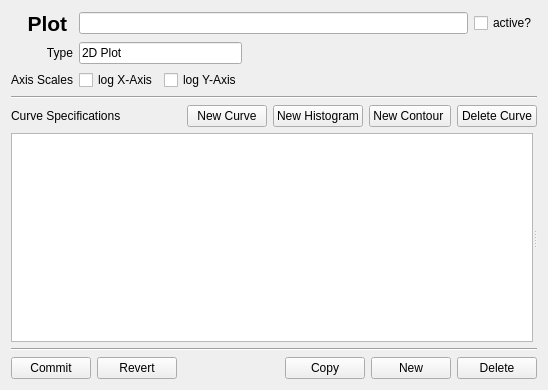
First picture: the form in copasi/plotUI/CQPlotSubwidget.ui, repository copasi/COPASI, before the edit.
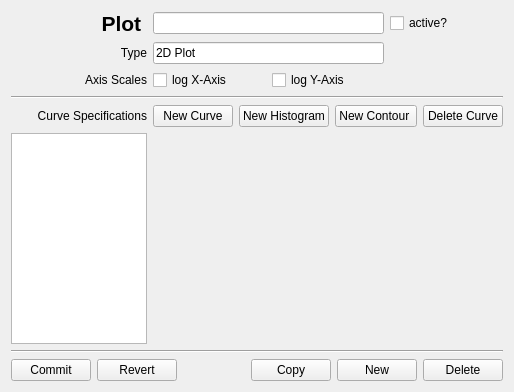
Second picture: the form after the edit. Custom widgets are drawn as their Qt base class.

Commit message: Widget Layout Improvements

What changed in the file:
```diff
--- a/copasi/plotUI/CQPlotSubwidget.ui
+++ b/copasi/plotUI/CQPlotSubwidget.ui
@@ -12,26 +12,46 @@
    <rect>
     <x>0</x>
     <y>0</y>
-    <width>548</width>
-    <height>390</height>
+    <width>514</width>
+    <height>392</height>
    </rect>
   </property>
   <property name="windowTitle">
    <string>Form</string>
   </property>
   <layout class="QGridLayout" name="gridLayout">
-   <item row="2" column="2">
-    <spacer name="horizontalSpacer">
-     <property name="orientation">
-      <enum>Qt::Horizontal</enum>
+   <item row="0" column="0">
+    <widget class="QLabel" name="labelTitle">
+     <property name="text">
+      <string>&lt;html&gt;&lt;head/&gt;&lt;body&gt;&lt;p&gt;&lt;span style=&quot; font-size:16pt; font-weight:600;&quot;&gt;Plot &lt;/span&gt;&lt;/p&gt;&lt;/body&gt;&lt;/html&gt;</string>
      </property>
-     <property name="sizeHint" stdset="0">
-      <size>
-       <width>127</width>
-       <height>20</height>
-      </size>
+     <property name="alignment">
+      <set>Qt::AlignRight|Qt::AlignTrailing|Qt::AlignVCenter</set>
      </property>
-    </spacer>
+    </widget>
+   </item>
+   <item row="0" column="1" colspan="2">
+    <widget class="QLineEdit" name="titleLineEdit">
+     <property name="sizePolicy">
+      <sizepolicy hsizetype="MinimumExpanding" vsizetype="Fixed">
+       <horstretch>0</horstretch>
+       <verstretch>0</verstretch>
+      </sizepolicy>
+     </property>
+    </widget>
+   </item>
+   <item row="0" column="3">
+    <widget class="QCheckBox" name="activeCheckBox">
+     <property name="sizePolicy">
+      <sizepolicy hsizetype="Preferred" vsizetype="Fixed">
+       <horstretch>0</horstretch>
+       <verstretch>0</verstretch>
+      </sizepolicy>
+     </property>
+     <property name="text">
+      <string>active?</string>
+     </property>
+    </widget>
    </item>
    <item row="1" column="0">
     <widget class="QLabel" name="labelType">
@@ -43,38 +63,10 @@
      </property>
     </widget>
    </item>
-   <item row="2" column="1">
-    <layout class="QHBoxLayout" name="horizontalLayout">
-     <item>
-      <widget class="QCheckBox" name="checkLogX">
-       <property name="text">
-        <string>log X-Axis</string>
-       </property>
-      </widget>
-     </item>
-     <item>
-      <widget class="QCheckBox" name="checkLogY">
-       <property name="text">
-        <string>log Y-Axis</string>
-       </property>
-      </widget>
-     </item>
-    </layout>
-   </item>
-   <item row="2" column="0">
-    <widget class="QLabel" name="labelScale">
-     <property name="text">
-      <string>Axis Scales</string>
-     </property>
-     <property name="alignment">
-      <set>Qt::AlignRight|Qt::AlignTrailing|Qt::AlignVCenter</set>
-     </property>
-    </widget>
-   </item>
-   <item row="1" column="1">
+   <item row="1" column="1" colspan="2">
     <widget class="QLineEdit" name="typeLineEdit">
      <property name="sizePolicy">
-      <sizepolicy hsizetype="Ignored" vsizetype="Fixed">
+      <sizepolicy hsizetype="Preferred" vsizetype="Fixed">
        <horstretch>0</horstretch>
        <verstretch>0</verstretch>
       </sizepolicy>
@@ -87,72 +79,71 @@
      </property>
     </widget>
    </item>
-   <item row="0" column="0">
-    <widget class="QLabel" name="labelTitle">
+   <item row="2" column="0">
+    <widget class="QLabel" name="labelScale">
      <property name="text">
-      <string>&lt;html&gt;&lt;head/&gt;&lt;body&gt;&lt;p&gt;&lt;span style=&quot; font-size:16pt; font-weight:600;&quot;&gt;Plot &lt;/span&gt;&lt;/p&gt;&lt;/body&gt;&lt;/html&gt;</string>
+      <string>Axis Scales</string>
      </property>
      <property name="alignment">
       <set>Qt::AlignRight|Qt::AlignTrailing|Qt::AlignVCenter</set>
      </property>
     </widget>
    </item>
-   <item row="0" column="1" colspan="2">
-    <layout class="QHBoxLayout" name="layoutTitle">
-     <item>
-      <widget class="QLineEdit" name="titleLineEdit"/>
-     </item>
-     <item>
-      <widget class="QCheckBox" name="activeCheckBox">
-       <property name="text">
-        <string>active?</string>
-       </property>
-      </widget>
-     </item>
-    </layout>
+   <item row="2" column="1">
+    <widget class="QCheckBox" name="checkLogX">
+     <property name="sizePolicy">
+      <sizepolicy hsizetype="Preferred" vsizetype="Fixed">
+       <horstretch>0</horstretch>
+       <verstretch>0</verstretch>
+      </sizepolicy>
+     </property>
+     <property name="text">
+      <string>log X-Axis</string>
+     </property>
+    </widget>
    </item>
-   <item row="3" column="0" colspan="3">
+   <item row="2" column="2">
+    <widget class="QCheckBox" name="checkLogY">
+     <property name="sizePolicy">
+      <sizepolicy hsizetype="Preferred" vsizetype="Fixed">
+       <horstretch>0</horstretch>
+       <verstretch>0</verstretch>
+      </sizepolicy>
+     </property>
+     <property name="text">
+      <string>log Y-Axis</string>
+     </property>
+    </widget>
+   </item>
+   <item row="3" column="0" colspan="4">
     <widget class="Line" name="line1">
      <property name="orientation">
       <enum>Qt::Horizontal</enum>
      </property>
     </widget>
    </item>
-   <item row="4" column="0" colspan="3">
-    <layout class="QHBoxLayout" name="layoutCurves">
-     <property name="sizeConstraint">
-      <enum>QLayout::SetMinimumSize</enum>
+   <item row="4" column="0">
+    <widget class="QLabel" name="labelCurves">
+     <property name="sizePolicy">
+      <sizepolicy hsizetype="Preferred" vsizetype="Fixed">
+       <horstretch>0</horstretch>
+       <verstretch>0</verstretch>
+      </sizepolicy>
      </property>
-     <item>
-      <widget class="QLabel" name="labelCurves">
-       <property name="sizePolicy">
-        <sizepolicy hsizetype="Minimum" vsizetype="Fixed">
-         <horstretch>0</horstretch>
-         <verstretch>0</verstretch>
-        </sizepolicy>
-       </property>
-       <property name="text">
-        <string>Curve Specifications</string>
-       </property>
-      </widget>
-     </item>
-     <item>
-      <spacer name="spacerCurves">
-       <property name="orientation">
-        <enum>Qt::Horizontal</enum>
-       </property>
-       <property name="sizeHint" stdset="0">
-        <size>
-         <width>40</width>
-         <height>20</height>
-        </size>
-       </property>
-      </spacer>
-     </item>
+     <property name="text">
+      <string>Curve Specifications</string>
+     </property>
+     <property name="alignment">
+      <set>Qt::AlignRight|Qt::AlignTrailing|Qt::AlignVCenter</set>
+     </property>
+    </widget>
+   </item>
+   <item row="4" column="1" colspan="3">
+    <layout class="QHBoxLayout" name="horizontalLayout">
      <item>
       <widget class="QPushButton" name="addCurveButton">
        <property name="sizePolicy">
-        <sizepolicy hsizetype="Minimum" vsizetype="Fixed">
+        <sizepolicy hsizetype="Preferred" vsizetype="Fixed">
          <horstretch>0</horstretch>
          <verstretch>0</verstretch>
         </sizepolicy>
@@ -165,7 +156,7 @@
      <item>
       <widget class="QPushButton" name="addHistoButton">
        <property name="sizePolicy">
-        <sizepolicy hsizetype="Minimum" vsizetype="Fixed">
+        <sizepolicy hsizetype="Preferred" vsizetype="Fixed">
          <horstretch>0</horstretch>
          <verstretch>0</verstretch>
         </sizepolicy>
@@ -177,15 +168,34 @@
      </item>
      <item>
       <widget class="QPushButton" name="addContourButton">
+       <property name="sizePolicy">
+        <sizepolicy hsizetype="Preferred" vsizetype="Fixed">
+         <horstretch>0</horstretch>
+         <verstretch>0</verstretch>
+        </sizepolicy>
+       </property>
        <property name="text">
         <string>New Contour </string>
        </property>
       </widget>
      </item>
+     <item>
+      <spacer name="horizontalSpacer">
+       <property name="orientation">
+        <enum>Qt::Horizontal</enum>
+       </property>
+       <property name="sizeHint" stdset="0">
+        <size>
+         <width>0</width>
+         <height>20</height>
+        </size>
+       </property>
+      </spacer>
+     </item>
      <item>
       <widget class="QPushButton" name="deleteCurveButton">
        <property name="sizePolicy">
-        <sizepolicy hsizetype="Minimum" vsizetype="Fixed">
+        <sizepolicy hsizetype="Preferred" vsizetype="Fixed">
          <horstretch>0</horstretch>
          <verstretch>0</verstretch>
         </sizepolicy>
@@ -197,14 +207,34 @@
      </item>
     </layout>
    </item>
-   <item row="6" column="0" colspan="3">
+   <item row="5" column="0">
+    <widget class="QListWidget" name="mpListPlotItems">
+     <property name="sizePolicy">
+      <sizepolicy hsizetype="Preferred" vsizetype="MinimumExpanding">
+       <horstretch>0</horstretch>
+       <verstretch>0</verstretch>
+      </sizepolicy>
+     </property>
+    </widget>
+   </item>
+   <item row="5" column="1" colspan="3">
+    <widget class="QStackedWidget" name="mpStack">
+     <property name="sizePolicy">
+      <sizepolicy hsizetype="MinimumExpanding" vsizetype="MinimumExpanding">
+       <horstretch>0</horstretch>
+       <verstretch>0</verstretch>
+      </sizepolicy>
+     </property>
+    </widget>
+   </item>
+   <item row="6" column="0" colspan="4">
     <widget class="Line" name="lineButton">
      <property name="orientation">
       <enum>Qt::Horizontal</enum>
      </property>
     </widget>
    </item>
-   <item row="7" column="0" colspan="3">
+   <item row="7" column="0" colspan="4">
     <layout class="QHBoxLayout" name="layoutButtons">
      <property name="sizeConstraint">
       <enum>QLayout::SetMinimumSize</enum>
@@ -230,7 +260,7 @@
        </property>
        <property name="sizeHint" stdset="0">
         <size>
-         <width>40</width>
+         <width>0</width>
          <height>20</height>
         </size>
        </property>
@@ -259,31 +289,6 @@
      </item>
     </layout>
    </item>
-   <item row="5" column="0" colspan="3">
-    <widget class="QSplitter" name="splitter">
-     <property name="sizePolicy">
-      <sizepolicy hsizetype="Expanding" vsizetype="Expanding">
-       <horstretch>0</horstretch>
-       <verstretch>0</verstretch>
-      </sizepolicy>
-     </property>
-     <property name="orientation">
-      <enum>Qt::Horizontal</enum>
-     </property>
-     <property name="opaqueResize">
-      <bool>true</bool>
-     </property>
-     <property name="childrenCollapsible">
-      <bool>false</bool>
-     </property>
-     <widget class="QListWidget" name="mpListPlotItems">
-      <property name="selectionMode">
-       <enum>QAbstractItemView::ExtendedSelection</enum>
-      </property>
-     </widget>
-     <widget class="QStackedWidget" name="mpStack"/>
-    </widget>
-   </item>
   </layout>
  </widget>
  <customwidgets>
```
Left out of the diff: 5 changed lines with no effect on the pictures. The commit also changes 7 other files.
